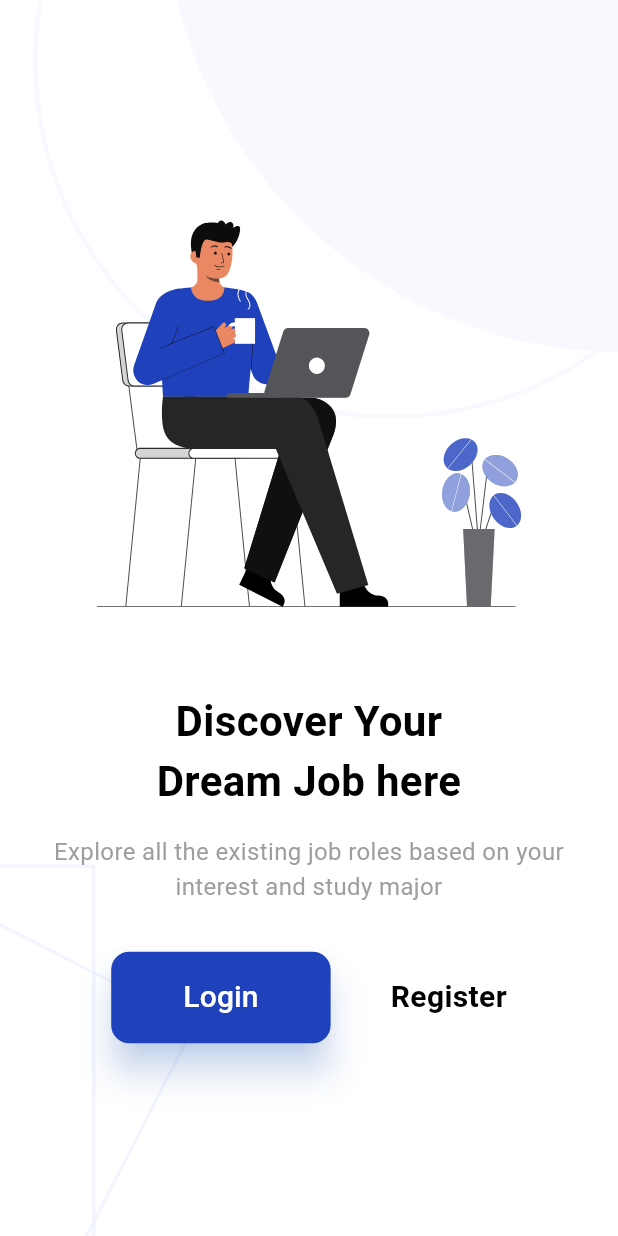
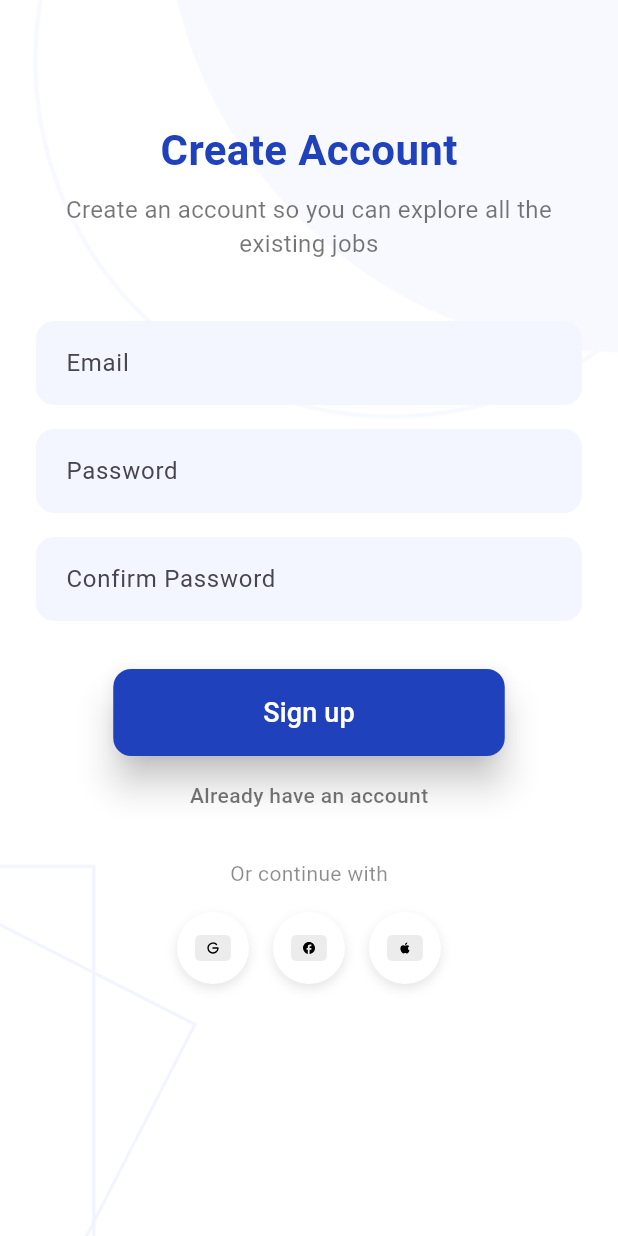
Before and after one commit to quynhtao/flutter_first_app, a Flutter app: the screen it shows after launch, on a phone screen of 412 x 824 dp. Run offline on Flutter 3.47's test engine with Material 3 defaults, Android fonts, the phone set to English and light mode, and no system bars; our stand-ins replace flutter_svg.

Commit message:
login, register

```diff
--- a/lib/configs/colors.dart
+++ b/lib/configs/colors.dart
@@ -2,5 +2,6 @@ import 'package:flutter/material.dart';
 
 class AppColors {
   static const Color primaryColor = Color(0xFF1F41BB);
+  static const Color lightPrimaryColor = Color(0xFFF3F6FE);
   static const Color lightBlueColor = Color(0xFFF1F4FF);
 }
--- a/lib/main.dart
+++ b/lib/main.dart
@@ -1,4 +1,6 @@
 import 'package:first_app/pages/first_page.dart';
+import 'package:first_app/pages/login_page.dart';
+import 'package:first_app/pages/register_page.dart';
 import 'package:flutter/material.dart';
 
 void main() {
@@ -32,7 +34,7 @@ class MyApp extends StatelessWidget {
         colorScheme: ColorScheme.fromSeed(seedColor: Colors.deepPurple),
         useMaterial3: true,
       ),
-      home: const DiscoveryPage(),
+      home: const RegisterPage(),
     );
   }
 }
--- /dev/null
+++ b/lib/pages/register_page.dart
@@ -0,0 +1,169 @@
+import 'package:first_app/configs/colors.dart';
+import 'package:flutter/material.dart';
+import 'package:flutter_svg/flutter_svg.dart';
+
+class RegisterPage extends StatelessWidget {
+  const RegisterPage({super.key});
+
+  @override
+  Widget build(BuildContext context) {
+    final screenSize = MediaQuery.of(context).size;
+
+    return Scaffold(
+      backgroundColor: Colors.white,
+      body: Stack(
+        children: [
+          Image.asset(
+            width: screenSize.width,
+            height: screenSize.height,
+            'assets/images/objects.png',
+            fit: BoxFit.cover,
+          ),
+          Positioned(
+            top: 0,
+            left: 0,
+            right: 0,
+            bottom: 0,
+            child: Center(
+              child: SingleChildScrollView(
+                child: Container(
+                  width: MediaQuery.of(context).size.width,
+                  height: MediaQuery.of(context).size.height,
+                  padding: const EdgeInsets.symmetric(horizontal: 24),
+                  child: Column(
+                    crossAxisAlignment: CrossAxisAlignment.center,
+                    children: [
+                      const SizedBox(height: 80),
+                      const Text(
+                        "Create Account",
+                        style: TextStyle(
+                          fontSize: 28,
+                          fontWeight: FontWeight.bold,
+                          color: AppColors.primaryColor,
+                        ),
+                      ),
+                      const SizedBox(height: 8),
+                      // Subtitle
+                      const Text(
+                        "Create an account so you can explore all the existing jobs",
+                        textAlign: TextAlign.center,
+                        style: TextStyle(
+                          fontSize: 16,
+                          color: Colors.black54,
+                        ),
+                      ),
+                      const SizedBox(height: 40),
+                      _buildTextField("Email"),
+                      const SizedBox(height: 16),
+                      _buildTextField("Password", isPassword: true),
+                      const SizedBox(height: 16),
+                      _buildTextField("Confirm Password", isPassword: true),
+                      const SizedBox(height: 32),
+                      ElevatedButton(
+                        onPressed: () {
+                        },
+                        style: ElevatedButton.styleFrom(
+                          backgroundColor: AppColors.primaryColor,
+                          elevation: 10,
+                          shape: RoundedRectangleBorder(
+                            borderRadius: BorderRadius.circular(12),
+                          ),
+                          padding: const EdgeInsets.symmetric(
+                            horizontal: 100,
+                            vertical: 16,
+                          ),
+                        ),
+                        child: const Text(
+                          "Sign up",
+                          style: TextStyle(
+                            fontSize: 18,
+                            color: Colors.white,
+                          ),
+                        ),
+                      ),
+                      const SizedBox(height: 16),
+                      GestureDetector(
+                        onTap: () {
+                        },
+                        child: const Text(
+                          "Already have an account",
+                          style: TextStyle(
+                            color: Colors.black54,
+                            fontWeight: FontWeight.w500,
+                          ),
+                        ),
+                      ),
+                      const SizedBox(height: 32),
+                      const Text(
+                        "Or continue with",
+                        style: TextStyle(
+                          color: Colors.black45,
+                          fontWeight: FontWeight.w400,
+                        ),
+                      ),
+                      const SizedBox(height: 16),
+                      Row(
+                        mainAxisAlignment: MainAxisAlignment.center,
+                        children: [
+                          _buildSocialButton('assets/svgs/google.svg'),
+                          const SizedBox(width: 16),
+                          _buildSocialButton('assets/svgs/facebook.svg'),
+                          const SizedBox(width: 16),
+                          _buildSocialButton('assets/svgs/apple.svg'),
+                        ],
+                      ),
+                    ],
+                  ),
+                ),
+              ),
+            ),
+          ),
+        ],
+      ),
+    );
+  }
+
+
+  Widget _buildTextField(String hint, {bool isPassword = false}) {
+    return TextField(
+      obscureText: isPassword,
+      decoration: InputDecoration(
+        hintText: hint,
+        filled: true,
+        fillColor: AppColors.lightPrimaryColor,
+        border: OutlineInputBorder(
+          borderRadius: BorderRadius.circular(12),
+          borderSide: BorderSide.none,
+        ),
+        contentPadding: const EdgeInsets.symmetric(vertical: 16, horizontal: 16),
+      ),
+    );
+  }
+
+  Widget _buildSocialButton(String iconPath) {
+    return InkWell(
+      onTap: () {
+        // Handle social login
+      },
+      child: Container(
+        padding: const EdgeInsets.all(12),
+        decoration: BoxDecoration(
+          shape: BoxShape.circle,
+          color: Colors.white,
+          boxShadow: [
+            BoxShadow(
+              color: Colors.black.withOpacity(0.1),
+              blurRadius: 6,
+              offset: const Offset(0, 3),
+            ),
+          ],
+        ),
+        child: SvgPicture.asset(
+          iconPath,
+          width: 24,
+          height: 24,
+        ),
+      ),
+    );
+  }
+}
```
Also changed, not shown: lib/pages/login_page.dart (added, +186 -0 lines), assets/svgs/apple.svg (added), assets/svgs/facebook.svg (added), assets/svgs/google.svg (added).
